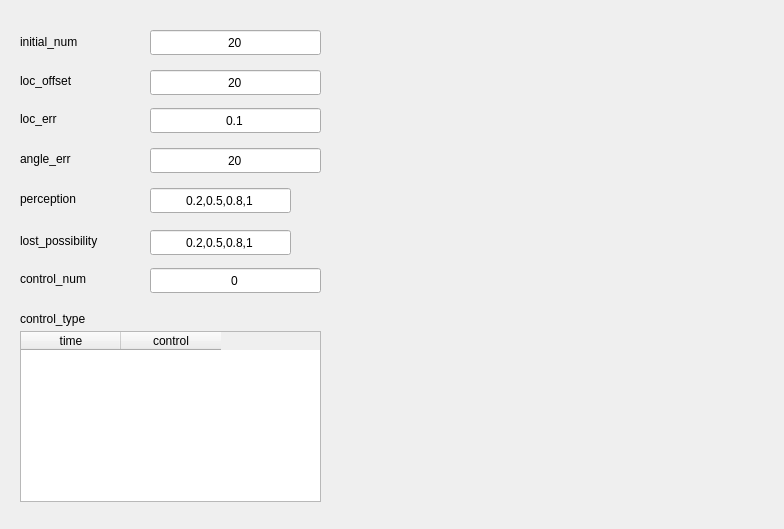
Old version of the form app/ui/form_generate.ui in the repository HansBug/dgdvapp.
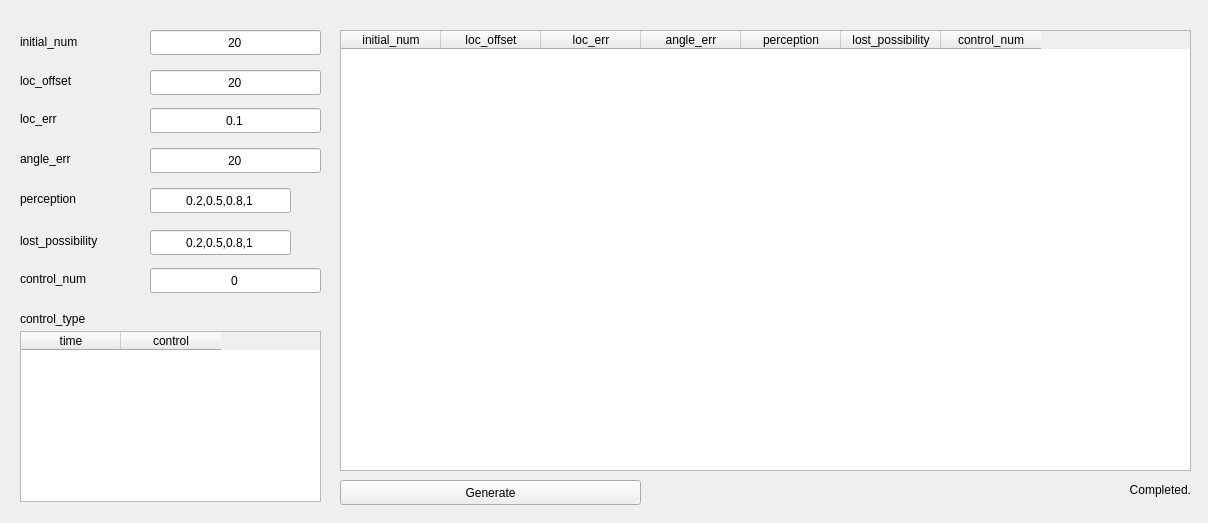
New version of the form.

Commit message: dev(hansbug): complete basic generation function

```diff
--- a/app/ui/form_generate.ui
+++ b/app/ui/form_generate.ui
@@ -6,8 +6,8 @@
    <rect>
     <x>0</x>
     <y>0</y>
-    <width>784</width>
-    <height>529</height>
+    <width>1208</width>
+    <height>523</height>
    </rect>
   </property>
   <property name="windowTitle">
@@ -288,6 +288,83 @@
     <string>control_type</string>
    </property>
   </widget>
+  <widget class="QTableWidget" name="table_result">
+   <property name="geometry">
+    <rect>
+     <x>340</x>
+     <y>30</y>
+     <width>851</width>
+     <height>441</height>
+    </rect>
+   </property>
+   <column>
+    <property name="text">
+     <string>initial_num</string>
+    </property>
+   </column>
+   <column>
+    <property name="text">
+     <string>loc_offset</string>
+    </property>
+   </column>
+   <column>
+    <property name="text">
+     <string>loc_err</string>
+    </property>
+   </column>
+   <column>
+    <property name="text">
+     <string>angle_err</string>
+    </property>
+   </column>
+   <column>
+    <property name="text">
+     <string>perception</string>
+    </property>
+   </column>
+   <column>
+    <property name="text">
+     <string>lost_possibility</string>
+    </property>
+   </column>
+   <column>
+    <property name="text">
+     <string>control_num</string>
+    </property>
+   </column>
+  </widget>
+  <widget class="QLabel" name="label_status">
+   <property name="geometry">
+    <rect>
+     <x>770</x>
+     <y>480</y>
+     <width>421</width>
+     <height>20</height>
+    </rect>
+   </property>
+   <property name="text">
+    <string>Completed.</string>
+   </property>
+   <property name="alignment">
+    <set>Qt::AlignRight|Qt::AlignTrailing|Qt::AlignVCenter</set>
+   </property>
+  </widget>
+  <widget class="QToolButton" name="button_generate">
+   <property name="geometry">
+    <rect>
+     <x>340</x>
+     <y>480</y>
+     <width>301</width>
+     <height>25</height>
+    </rect>
+   </property>
+   <property name="text">
+    <string>Generate</string>
+   </property>
+   <property name="shortcut">
+    <string>Return</string>
+   </property>
+  </widget>
  </widget>
  <resources/>
  <connections/>
```
The commit also changes 1 other file.
